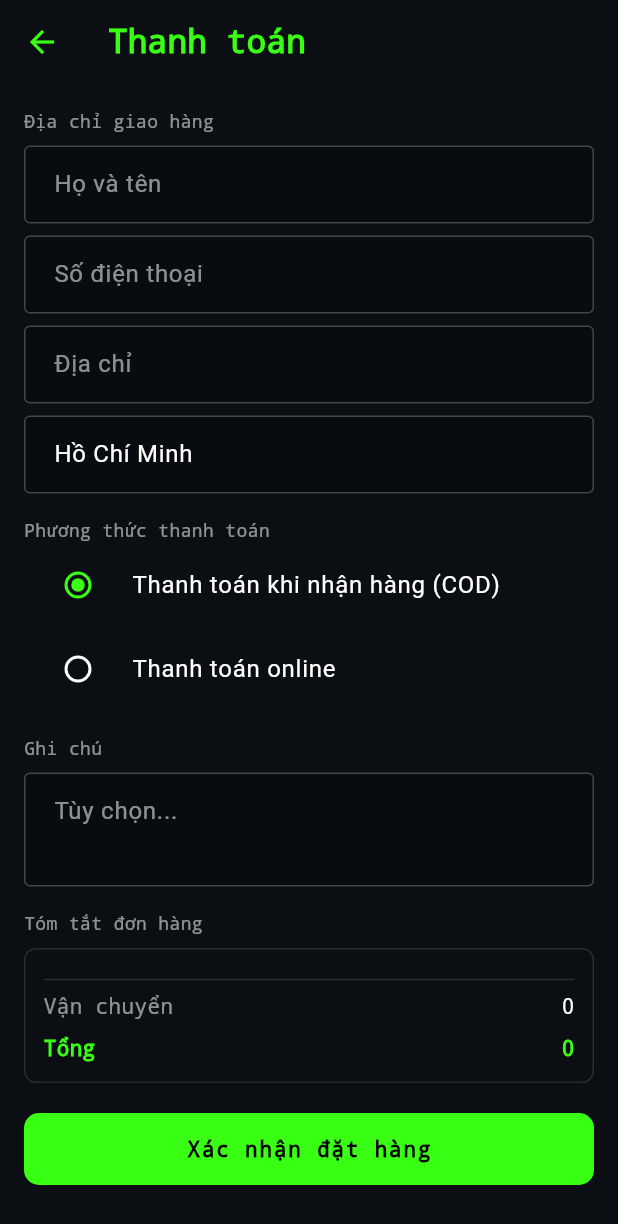
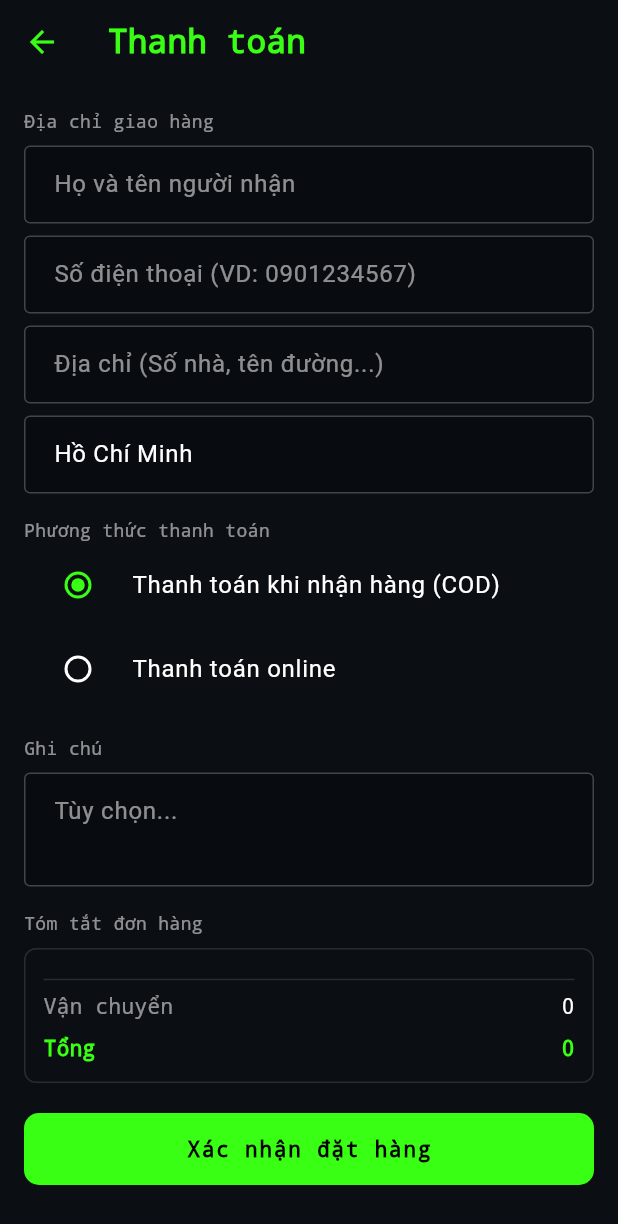
Before and after one commit to PhuongNPTSE193004/PRM393-Project, a Flutter app: the CheckoutScreen screen opened directly, on a phone screen of 412 x 824 dp. Shown: the top 1224 px of the screen. Run offline on Flutter 3.47's test engine with Material 3 defaults, Android fonts, the phone set to English and light mode, and no system bars; our stand-ins replace cloud_firestore, firebase_auth, firebase_core, flutter_map, latlong2; accounts and stored records are empty; network calls fail.

Commit message:
refactor: add strict form field restrictions, input formatters, and code cleanups

```diff
--- a/lib/screens/customer/checkout_screen.dart
+++ b/lib/screens/customer/checkout_screen.dart
@@ -1,7 +1,6 @@
 import 'dart:convert';
 
 import 'package:cloud_firestore/cloud_firestore.dart';
-import 'package:crypto/crypto.dart';
 import 'package:firebase_auth/firebase_auth.dart';
 import 'package:flutter/material.dart';
 import 'package:http/http.dart' as http;
@@ -35,6 +34,7 @@ class _CheckoutScreenState extends State<CheckoutScreen> {
   bool _loading = true;
   bool _submitting = false;
 
+  final _formKey = GlobalKey<FormState>();
   final _firestore = FirebaseFirestore.instance;
   final _auth = FirebaseAuth.instance;
 
@@ -336,6 +336,8 @@ class _CheckoutScreenState extends State<CheckoutScreen> {
   }
 
   Future<void> _submitOrder() async {
+    if (!_formKey.currentState!.validate()) return;
+
     final uid = widget.uid ?? _auth.currentUser?.uid;
     if (uid == null) {
       ScaffoldMessenger.of(context).showSnackBar(
@@ -474,6 +476,7 @@ class _CheckoutScreenState extends State<CheckoutScreen> {
       body: _loading
           ? const Center(child: CircularProgressIndicator())
           : Form(
+              key: _formKey,
               child: ListView(
                 padding: const EdgeInsets.all(16),
                 children: [
@@ -482,29 +485,55 @@ class _CheckoutScreenState extends State<CheckoutScreen> {
                     style: TextStyle(color: Colors.white54, fontSize: 12),
                   ),
                   const SizedBox(height: 8),
-                  TextField(
+                  TextFormField(
                     controller: _nameCtrl,
                     style: const TextStyle(color: Colors.white),
-                    decoration: _inputDecoration('Họ và tên'),
+                    decoration: _inputDecoration('Họ và tên người nhận'),
+                    validator: (v) {
+                      if (v == null || v.trim().isEmpty) return 'Vui lòng nhập họ và tên';
+                      if (v.trim().length < 2) return 'Họ tên phải có ít nhất 2 ký tự';
+                      return null;
+                    },
                   ),
                   const SizedBox(height: 8),
-                  TextField(
+                  TextFormField(
                     controller: _phoneCtrl,
                     style: const TextStyle(color: Colors.white),
-                    decoration: _inputDecoration('Số điện thoại'),
+                    decoration: _inputDecoration('Số điện thoại (VD: 0901234567)'),
                     keyboardType: TextInputType.phone,
+                    inputFormatters: [
+                      FilteringTextInputFormatter.digitsOnly,
+                      LengthLimitingTextInputFormatter(11),
+                    ],
+                    validator: (v) {
+                      if (v == null || v.trim().isEmpty) return 'Vui lòng nhập số điện thoại';
+                      final phone = v.trim();
+                      if (!RegExp(r'^0\d{9,10}$').hasMatch(phone)) {
+                        return 'Số điện thoại không hợp lệ (10-11 chữ số, bắt đầu bằng 0)';
+                      }
+                      return null;
+                    },
                   ),
                   const SizedBox(height: 8),
-                  TextField(
+                  TextFormField(
                     controller: _addressCtrl,
                     style: const TextStyle(color: Colors.white),
-                    decoration: _inputDecoration('Địa chỉ'),
+                    decoration: _inputDecoration('Địa chỉ (Số nhà, tên đường...)'),
+                    validator: (v) {
+                      if (v == null || v.trim().isEmpty) return 'Vui lòng nhập địa chỉ giao hàng';
+                      if (v.trim().length < 5) return 'Địa chỉ phải cụ thể hơn (tối thiểu 5 ký tự)';
+                      return null;
+                    },
                   ),
                   const SizedBox(height: 8),
-                  TextField(
+                  TextFormField(
                     controller: _cityCtrl,
                     style: const TextStyle(color: Colors.white),
                     decoration: _inputDecoration('Tỉnh / Thành phố'),
+                    validator: (v) {
+                      if (v == null || v.trim().isEmpty) return 'Vui lòng nhập tỉnh / thành phố';
+                      return null;
+                    },
                   ),
                   const SizedBox(height: 16),
 
--- a/lib/screens/customer/order_list_screen.dart
+++ b/lib/screens/customer/order_list_screen.dart
@@ -60,7 +60,7 @@ class _OrderListScreenState extends State<OrderListScreen> {
                   );
                 }
 
-                var docs = snapshot.data?.docs ?? [];
+                final docs = snapshot.data?.docs ?? [];
                 var orders = docs.map((d) => OrderModel.fromFirestore(d)).toList();
 
                 // Client side sorting by createdAt descending
@@ -109,7 +109,7 @@ class _OrderListScreenState extends State<OrderListScreen> {
       child: ListView.separated(
         scrollDirection: Axis.horizontal,
         itemCount: filters.length,
-        separatorBuilder: (_, __) => const SizedBox(width: 8),
+        separatorBuilder: (_, _) => const SizedBox(width: 8),
         itemBuilder: (context, index) {
           final f = filters[index];
           final isSelected = _selectedFilter == f['key'];
```
Also changed, not shown: lib/screens/admin/admin_product_form_screen.dart (+76 -9 lines).
